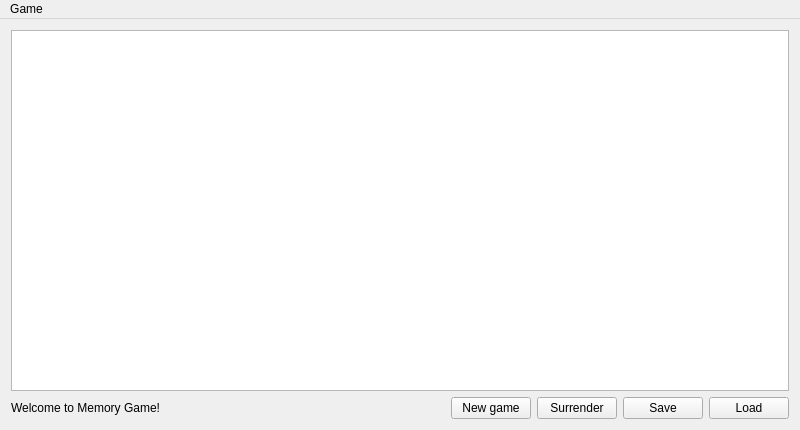
CejkaLuk/memory-game-1, file mainwindow.ui: the form before one commit.
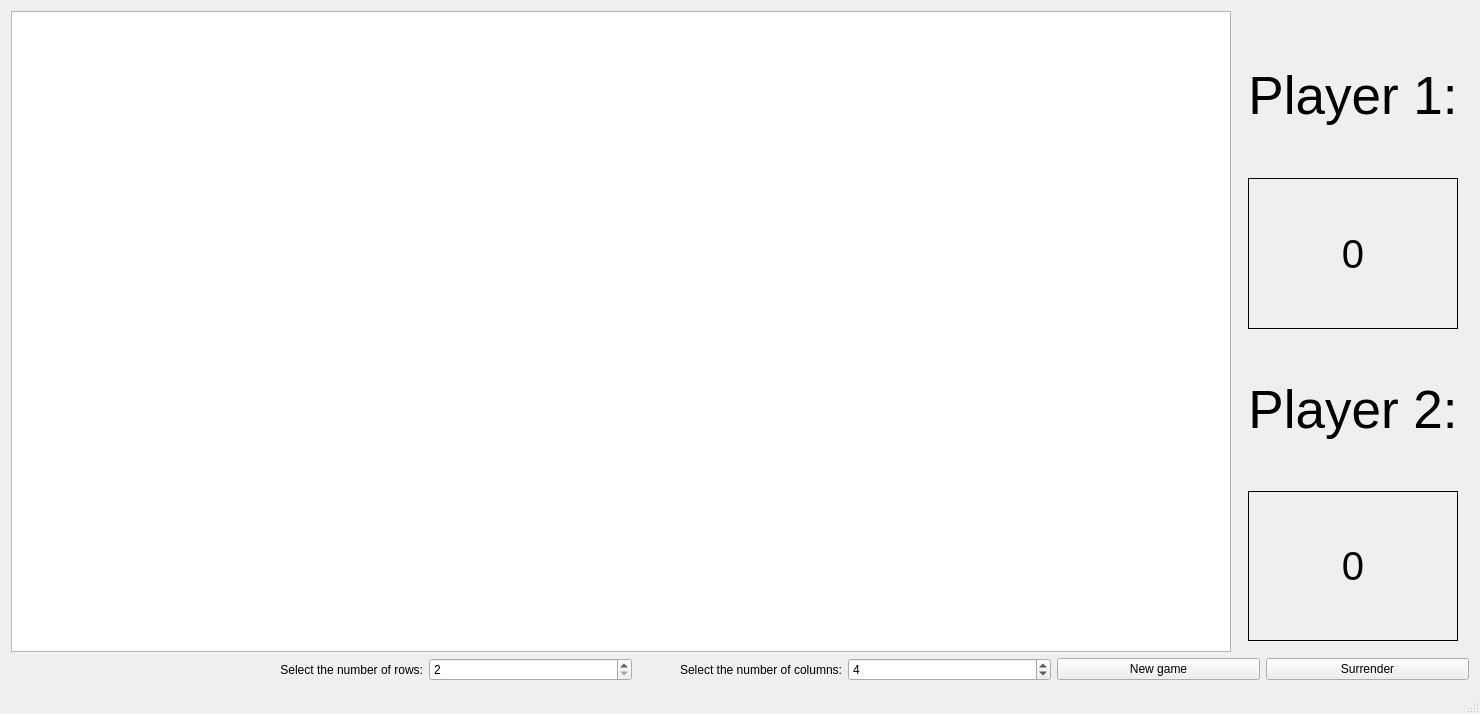
The form after the commit. Icons and pictures are not drawn.

```diff
--- a/mainwindow.ui
+++ b/mainwindow.ui
@@ -6,8 +6,8 @@
    <rect>
     <x>0</x>
     <y>0</y>
-    <width>800</width>
-    <height>430</height>
+    <width>1480</width>
+    <height>714</height>
    </rect>
   </property>
   <property name="windowTitle">
@@ -18,30 +18,204 @@
     <normaloff>:/installables/memory-game.png</normaloff>:/installables/memory-game.png</iconset>
   </property>
   <widget class="QWidget" name="centralWidget">
-   <layout class="QVBoxLayout" name="verticalLayout">
+   <layout class="QVBoxLayout" name="verticalLayout_2">
     <item>
-     <widget class="QGraphicsView" name="graphicsView">
-      <property name="verticalScrollBarPolicy">
-       <enum>Qt::ScrollBarAlwaysOff</enum>
+     <layout class="QHBoxLayout" name="playerLayout">
+      <property name="sizeConstraint">
+       <enum>QLayout::SetNoConstraint</enum>
       </property>
-      <property name="horizontalScrollBarPolicy">
-       <enum>Qt::ScrollBarAlwaysOff</enum>
-      </property>
-     </widget>
+      <item>
+       <widget class="QGraphicsView" name="graphicsView">
+        <property name="enabled">
+         <bool>true</bool>
+        </property>
+        <property name="verticalScrollBarPolicy">
+         <enum>Qt::ScrollBarAlwaysOff</enum>
+        </property>
+        <property name="horizontalScrollBarPolicy">
+         <enum>Qt::ScrollBarAlwaysOff</enum>
+        </property>
+       </widget>
+      </item>
+      <item>
+       <widget class="QWidget" name="verticalWidget" native="true">
+        <layout class="QVBoxLayout" name="verticalLayout">
+         <item>
+          <widget class="QLabel" name="playerOne">
+           <property name="font">
+            <font>
+             <pointsize>40</pointsize>
+             <weight>50</weight>
+             <bold>false</bold>
+             <stylestrategy>PreferDefault</stylestrategy>
+             <kerning>true</kerning>
+            </font>
+           </property>
+           <property name="frameShape">
+            <enum>QFrame::NoFrame</enum>
+           </property>
+           <property name="text">
+            <string>Player 1:</string>
+           </property>
+           <property name="textFormat">
+            <enum>Qt::RichText</enum>
+           </property>
+           <property name="scaledContents">
+            <bool>false</bool>
+           </property>
+           <property name="alignment">
+            <set>Qt::AlignCenter</set>
+           </property>
+          </widget>
+         </item>
+         <item>
+          <widget class="QLabel" name="playerOneCardsMatchedCount">
+           <property name="font">
+            <font>
+             <pointsize>30</pointsize>
+            </font>
+           </property>
+           <property name="frameShape">
+            <enum>QFrame::Box</enum>
+           </property>
+           <property name="text">
+            <string>0</string>
+           </property>
+           <property name="alignment">
+            <set>Qt::AlignCenter</set>
+           </property>
+          </widget>
+         </item>
+         <item>
+          <widget class="QLabel" name="playerTwo">
+           <property name="font">
+            <font>
+             <pointsize>40</pointsize>
+            </font>
+           </property>
+           <property name="text">
+            <string>Player 2:</string>
+           </property>
+           <property name="alignment">
+            <set>Qt::AlignCenter</set>
+           </property>
+          </widget>
+         </item>
+         <item>
+          <widget class="QLabel" name="playerTwoCardsMatchedCount">
+           <property name="font">
+            <font>
+             <pointsize>30</pointsize>
+            </font>
+           </property>
+           <property name="frameShape">
+            <enum>QFrame::Box</enum>
+           </property>
+           <property name="text">
+            <string>0</string>
+           </property>
+           <property name="alignment">
+            <set>Qt::AlignCenter</set>
+           </property>
+          </widget>
+         </item>
+        </layout>
+       </widget>
+      </item>
+     </layout>
     </item>
     <item>
-     <layout class="QHBoxLayout" name="horizontalLayout">
+     <layout class="QHBoxLayout" name="buttonsLayout">
+      <property name="sizeConstraint">
+       <enum>QLayout::SetDefaultConstraint</enum>
+      </property>
       <item>
        <widget class="QLabel" name="stepsLabel">
         <property name="text">
-         <string>Welcome to Memory Game!</string>
+         <string/>
+        </property>
+       </widget>
+      </item>
+      <item>
+       <widget class="QLabel" name="rowSelectLabel">
+        <property name="text">
+         <string>Select the number of rows:</string>
+        </property>
+        <property name="alignment">
+         <set>Qt::AlignRight|Qt::AlignTrailing|Qt::AlignVCenter</set>
+        </property>
+       </widget>
+      </item>
+      <item>
+       <widget class="QSpinBox" name="rowBox">
+        <property name="sizePolicy">
+         <sizepolicy hsizetype="Minimum" vsizetype="Minimum">
+          <horstretch>0</horstretch>
+          <verstretch>0</verstretch>
+         </sizepolicy>
+        </property>
+        <property name="maximumSize">
+         <size>
+          <width>421</width>
+          <height>16777215</height>
+         </size>
+        </property>
+        <property name="acceptDrops">
+         <bool>false</bool>
+        </property>
+        <property name="readOnly">
+         <bool>false</bool>
+        </property>
+        <property name="minimum">
+         <number>2</number>
+        </property>
+        <property name="maximum">
+         <number>8</number>
+        </property>
+        <property name="singleStep">
+         <number>2</number>
+        </property>
+        <property name="value">
+         <number>2</number>
+        </property>
+       </widget>
+      </item>
+      <item>
+       <widget class="QLabel" name="columnSelectLabel">
+        <property name="text">
+         <string>Select the number of columns:</string>
+        </property>
+        <property name="alignment">
+         <set>Qt::AlignRight|Qt::AlignTrailing|Qt::AlignVCenter</set>
+        </property>
+       </widget>
+      </item>
+      <item>
+       <widget class="QSpinBox" name="columnBox">
+        <property name="sizePolicy">
+         <sizepolicy hsizetype="Minimum" vsizetype="Minimum">
+          <horstretch>0</horstretch>
+          <verstretch>0</verstretch>
+         </sizepolicy>
+        </property>
+        <property name="minimum">
+         <number>1</number>
+        </property>
+        <property name="maximum">
+         <number>9</number>
+        </property>
+        <property name="singleStep">
+         <number>1</number>
+        </property>
+        <property name="value">
+         <number>4</number>
         </property>
        </widget>
       </item>
       <item>
        <widget class="QPushButton" name="newGameButton">
         <property name="sizePolicy">
-         <sizepolicy hsizetype="Fixed" vsizetype="Fixed">
+         <sizepolicy hsizetype="Preferred" vsizetype="Fixed">
           <horstretch>0</horstretch>
           <verstretch>0</verstretch>
          </sizepolicy>
@@ -54,7 +228,7 @@
       <item>
        <widget class="QPushButton" name="surrenderButton">
         <property name="sizePolicy">
-         <sizepolicy hsizetype="Fixed" vsizetype="Fixed">
+         <sizepolicy hsizetype="Preferred" vsizetype="Fixed">
           <horstretch>0</horstretch>
           <verstretch>0</verstretch>
          </sizepolicy>
@@ -64,32 +238,6 @@
         </property>
        </widget>
       </item>
-      <item>
-       <widget class="QPushButton" name="saveButton">
-        <property name="sizePolicy">
-         <sizepolicy hsizetype="Fixed" vsizetype="Fixed">
-          <horstretch>0</horstretch>
-          <verstretch>0</verstretch>
-         </sizepolicy>
-        </property>
-        <property name="text">
-         <string>Save</string>
-        </property>
-       </widget>
-      </item>
-      <item>
-       <widget class="QPushButton" name="loadButton">
-        <property name="sizePolicy">
-         <sizepolicy hsizetype="Fixed" vsizetype="Fixed">
-          <horstretch>0</horstretch>
-          <verstretch>0</verstretch>
-         </sizepolicy>
-        </property>
-        <property name="text">
-         <string>Load</string>
-        </property>
-       </widget>
-      </item>
      </layout>
     </item>
    </layout>
@@ -99,41 +247,12 @@
     <rect>
      <x>0</x>
      <y>0</y>
-     <width>800</width>
-     <height>29</height>
+     <width>1480</width>
+     <height>20</height>
     </rect>
    </property>
-   <widget class="QMenu" name="menuGame">
-    <property name="title">
-     <string>Game</string>
-    </property>
-    <addaction name="actionNew_Game"/>
-    <addaction name="actionSurrender"/>
-    <addaction name="actionSave"/>
-    <addaction name="actionLoad"/>
-   </widget>
-   <addaction name="menuGame"/>
   </widget>
-  <action name="actionNew_Game">
-   <property name="text">
-    <string>New game</string>
-   </property>
-  </action>
-  <action name="actionSurrender">
-   <property name="text">
-    <string>Surrender</string>
-   </property>
-  </action>
-  <action name="actionSave">
-   <property name="text">
-    <string>Save</string>
-   </property>
-  </action>
-  <action name="actionLoad">
-   <property name="text">
-    <string>Load</string>
-   </property>
-  </action>
+  <widget class="QStatusBar" name="statusBar"/>
  </widget>
  <layoutdefault spacing="6" margin="11"/>
  <resources>
```
Left out of the diff: 131 changed lines with no effect on the pictures.
